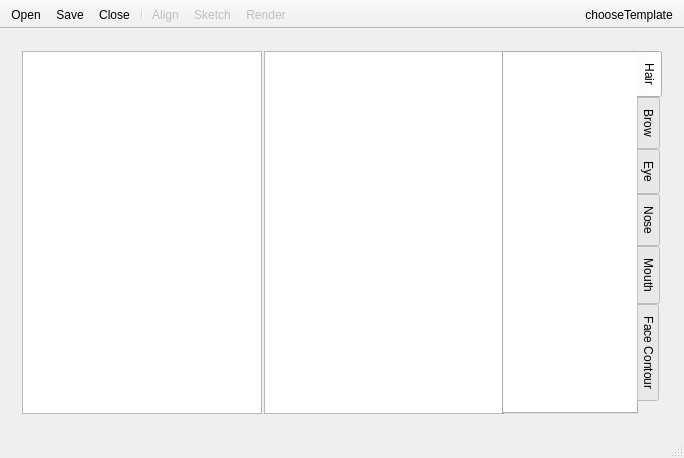
Qt form FaceLocation/mainwindow.ui (fishwsr/FaceAlign) before a commit.
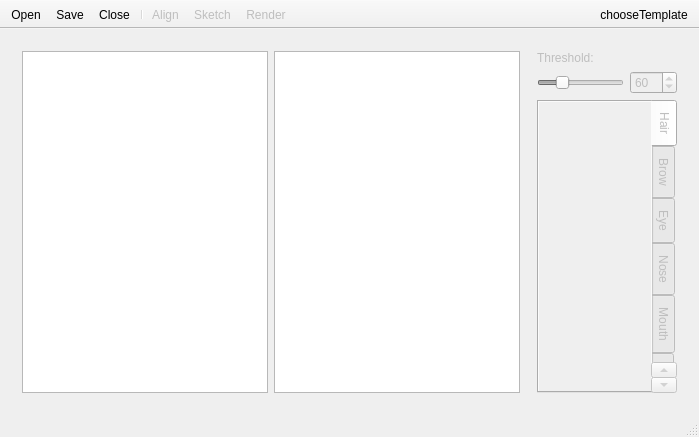
The same form after that commit. Icons and pictures are not drawn. Custom widgets are drawn as their Qt base class.

Commit message: and a funtion to change threshold for canny

```diff
--- a/FaceLocation/mainwindow.ui
+++ b/FaceLocation/mainwindow.ui
@@ -6,8 +6,8 @@
    <rect>
     <x>0</x>
     <y>0</y>
-    <width>684</width>
-    <height>458</height>
+    <width>699</width>
+    <height>437</height>
    </rect>
   </property>
   <property name="sizePolicy">
@@ -48,14 +48,11 @@
      <height>350</height>
     </size>
    </property>
-   <layout class="QGridLayout" name="gridLayout">
+   <layout class="QHBoxLayout" name="horizontalLayout_2">
     <property name="sizeConstraint">
      <enum>QLayout::SetDefaultConstraint</enum>
     </property>
-    <property name="horizontalSpacing">
-     <number>1</number>
-    </property>
-    <item row="0" column="1">
+    <item>
      <widget class="QStackedWidget" name="stackedWidget">
       <property name="sizePolicy">
        <sizepolicy hsizetype="Preferred" vsizetype="Preferred">
@@ -65,7 +62,7 @@
       </property>
       <property name="minimumSize">
        <size>
-        <width>495</width>
+        <width>520</width>
         <height>350</height>
        </size>
       </property>
@@ -235,14 +232,66 @@
       </widget>
      </widget>
     </item>
-    <item row="0" column="2">
+    <item>
      <widget class="QWidget" name="templateAreaWidget" native="true">
-      <layout class="QVBoxLayout" name="templateAreaLayout">
+      <property name="enabled">
+       <bool>false</bool>
+      </property>
+      <layout class="QVBoxLayout" name="verticalLayout">
+       <item>
+        <widget class="QLabel" name="thresholdeLabel">
+         <property name="text">
+          <string>Threshold:</string>
+         </property>
+        </widget>
+       </item>
+       <item>
+        <layout class="QHBoxLayout" name="horizontalLayout">
+         <item>
+          <widget class="QSlider" name="thresholdSlider">
+           <property name="minimum">
+            <number>40</number>
+           </property>
+           <property name="maximum">
+            <number>120</number>
+           </property>
+           <property name="singleStep">
+            <number>20</number>
+           </property>
+           <property name="pageStep">
+            <number>20</number>
+           </property>
+           <property name="value">
+            <number>60</number>
+           </property>
+           <property name="orientation">
+            <enum>Qt::Horizontal</enum>
+           </property>
+          </widget>
+         </item>
+         <item>
+          <widget class="QSpinBox" name="thresholdBox">
+           <property name="minimum">
+            <number>40</number>
+           </property>
+           <property name="maximum">
+            <number>120</number>
+           </property>
+           <property name="singleStep">
+            <number>20</number>
+           </property>
+           <property name="value">
+            <number>60</number>
+           </property>
+          </widget>
+         </item>
+        </layout>
+       </item>
        <item>
         <widget class="QTabWidget" name="templateTabWidget">
          <property name="minimumSize">
           <size>
-           <width>160</width>
+           <width>140</width>
            <height>0</height>
           </size>
          </property>
```
Left out of the diff: 32 changed lines with no effect on the pictures. The commit also changes 25 other files.
